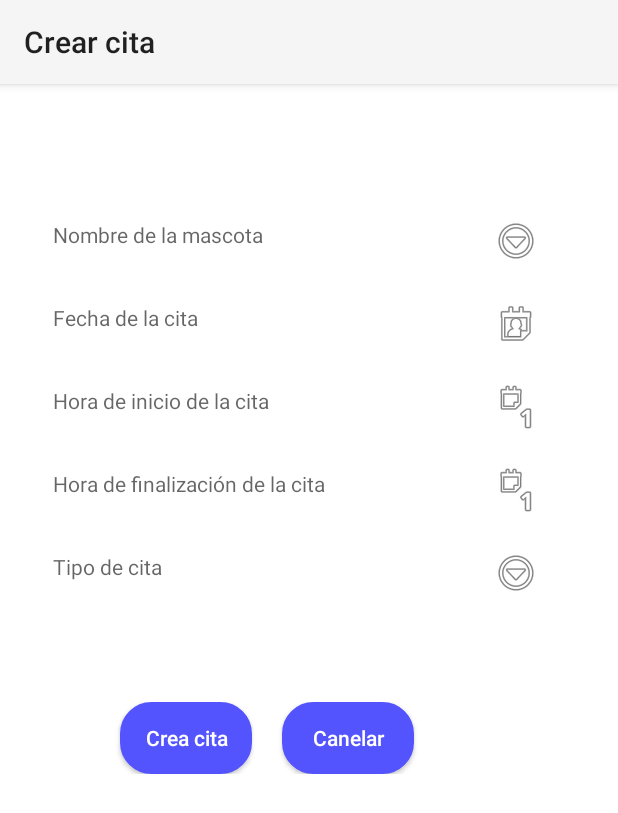
After one commit to edum17/Pet-Agenda, an Android app: the CrearCita screen opened directly, with no data from a screen before it, on a phone screen of 412 x 824 dp. The commit adds this screen. Shown: the top 813 px of the screen. Run offline under Robolectric (Android 15) with nearby library versions, the phone set to English and light mode, and no system bars.

Commit message:
Crear cita layaout ok, falta implementar

```diff
--- a/ControlMascotas/app/src/main/AndroidManifest.xml
+++ b/ControlMascotas/app/src/main/AndroidManifest.xml
@@ -22,6 +22,11 @@
             android:label="@string/activity_consultar_mascota" >
         </activity>
 
+        <activity
+            android:name=".CrearCita"
+            android:label="@string/activity_crear_cita" >
+        </activity>
+
     </application>
 
     <uses-feature android:name="android.hardware.camera" android:required="true" />
--- /dev/null
+++ b/ControlMascotas/app/src/main/java/com/example/german/controlmascotas/CrearCita.java
@@ -0,0 +1,15 @@
+package com.example.german.controlmascotas;
+
+import android.os.Bundle;
+import android.support.v4.app.FragmentActivity;
+
+/**
+ * Created by German on 10/05/2016.
+ */
+public class CrearCita extends FragmentActivity {
+    @Override
+    protected void onCreate(Bundle savedInstanceState) {
+        super.onCreate(savedInstanceState);
+        setContentView(R.layout.lay_crear_cita);
+    }
+}
--- a/ControlMascotas/app/src/main/java/com/example/german/controlmascotas/DBHelper.java
+++ b/ControlMascotas/app/src/main/java/com/example/german/controlmascotas/DBHelper.java
@@ -19,7 +19,7 @@ public class DBHelper extends SQLiteOpenHelper {
     ////////////////////////////////////////////////////////////////////////////////////////////////
     //Definicion de los parametros de cada tabla:
 
-    //Tabla Mascotas
+    //Tabla ListaMascotas
     public static final String TABLA_MASCOTAS = "Mascotas";
     public static final String CN_NomM = "_nomM";
     public static final String CN_TipoM = "_tipoM";
--- a/ControlMascotas/app/src/main/java/com/example/german/controlmascotas/ListViewAdapterMascotas.java
+++ b/ControlMascotas/app/src/main/java/com/example/german/controlmascotas/ListViewAdapterMascotas.java
@@ -3,7 +3,6 @@ package com.example.german.controlmascotas;
 import android.content.Context;
 import android.graphics.Bitmap;
 import android.graphics.BitmapFactory;
-import android.util.Base64;
 import android.view.LayoutInflater;
 import android.view.View;
 import android.view.ViewGroup;
@@ -62,7 +61,7 @@ public class ListViewAdapterMascotas extends BaseAdapter {
 
         inflater = (LayoutInflater) context.getSystemService(Context.LAYOUT_INFLATER_SERVICE);
 
-        View itemView = inflater.inflate(R.layout.formato_fila_mascotas,parent,false);
+        View itemView = inflater.inflate(R.layout.formato_fila_lista_mascotas,parent,false);
 
         txtNombre = (TextView) itemView.findViewById(R.id.fila_nombre);
         txtTipo = (TextView) itemView.findViewById(R.id.fila_tipo);
--- a/ControlMascotas/app/src/main/java/com/example/german/controlmascotas/NuevaMascota.java
+++ b/ControlMascotas/app/src/main/java/com/example/german/controlmascotas/NuevaMascota.java
@@ -52,7 +52,7 @@ public class NuevaMascota extends Fragment {
     private final int SELECT_PICTURE = 200;
 
     private static final int CAPTURE_IMAGE_ACTIVITY_REQUEST_CODE = 1888;
-    private String APP_DIRECTORY = "Control de Mascotas";
+    private String APP_DIRECTORY = "Control de ListaMascotas";
     private String PICTURE_NAME;
 
     String Path;
@@ -61,6 +61,7 @@ public class NuevaMascota extends Fragment {
     TextView textVFecha;
     Button butGuardarM;
     ImageButton butAnadirImg, butFechaN, butListaT;
+    View rootView;
 
     ImageView img;
 
@@ -69,7 +70,7 @@ public class NuevaMascota extends Fragment {
     @Override
     public View onCreateView(LayoutInflater inflater, ViewGroup container,
                              Bundle savedInstanceState) {
-        View rootView = inflater.inflate(R.layout.lay_nueva_mascota, container, false);
+        rootView = inflater.inflate(R.layout.lay_nueva_mascota, container, false);
 
         context = container.getContext();
         dbconeccion = new SQLControlador(context);
@@ -262,6 +263,7 @@ public class NuevaMascota extends Fragment {
     }
 
     public void clear() {
+        img = (ImageView) rootView.findViewById(R.id.image);
         img.setBackgroundResource(R.mipmap.img_def_01);
         nombre.setText(null);
         tipo.setText(null);
--- /dev/null
+++ b/ControlMascotas/app/src/main/res/layout/lay_crear_cita.xml
@@ -0,0 +1,180 @@
+<?xml version="1.0" encoding="utf-8"?>
+<LinearLayout xmlns:android="http://schemas.android.com/apk/res/android"
+    android:orientation="vertical"
+    android:layout_width="match_parent"
+    android:layout_height="match_parent"
+    android:background="@color/Blanco">
+
+    <!--Mostramos el nombre de la mascota -->
+    <LinearLayout
+        android:layout_width="fill_parent"
+        android:layout_height="wrap_content"
+        android:orientation="horizontal"
+        android:layout_marginTop="65dp"
+        android:weightSum="1">
+
+        <TextView
+            android:layout_width="255dp"
+            android:layout_height="27dp"
+            android:id="@+id/textViewNombreM"
+            android:hint="Nombre de la mascota"
+            android:layout_marginTop="25dp"
+            android:layout_marginLeft="35dp"
+            android:inputType="text"
+            android:textColor="@color/Negro"
+            android:layout_weight="0.42" />
+
+        <ImageButton
+            android:layout_width="wrap_content"
+            android:layout_height="wrap_content"
+            android:id="@+id/butNombreM"
+            android:layout_marginTop="23dp"
+            android:background="@android:drawable/ic_menu_more"
+            android:onClick=""/>
+    </LinearLayout>
+
+    <!--Mostramos la fecha de la cita -->
+    <LinearLayout
+        android:layout_width="fill_parent"
+        android:layout_height="wrap_content"
+        android:orientation="horizontal"
+        android:weightSum="1">
+
+        <TextView
+            android:layout_width="255dp"
+            android:layout_height="27dp"
+            android:id="@+id/textViewFechaCita"
+            android:hint="Fecha de la cita"
+            android:layout_marginTop="25dp"
+            android:layout_marginLeft="35dp"
+            android:inputType="date"
+            android:textColor="@color/Negro"
+            android:layout_weight="0.42" />
+
+        <ImageButton
+            android:layout_width="wrap_content"
+            android:layout_height="wrap_content"
+            android:id="@+id/butFechaCita"
+            android:layout_marginTop="23dp"
+            android:background="@android:drawable/ic_menu_my_calendar"
+            android:onClick=""/>
+    </LinearLayout>
+
+
+    <!--Mostramos la hora de inicio de la cita -->
+    <LinearLayout
+        android:layout_width="fill_parent"
+        android:layout_height="wrap_content"
+        android:orientation="horizontal"
+        android:weightSum="1">
+
+        <TextView
+            android:layout_width="255dp"
+            android:layout_height="27dp"
+            android:id="@+id/textViewHoraIni"
+            android:hint="Hora de inicio de la cita"
+            android:layout_marginTop="25dp"
+            android:textColor="@color/Negro"
+            android:layout_marginLeft="35dp"
+            android:inputType="time"
+            android:layout_weight="0.42" />
+
+        <ImageButton
+            android:layout_width="wrap_content"
+            android:layout_height="wrap_content"
+            android:id="@+id/butHoraIni"
+            android:layout_marginTop="23dp"
+            android:background="@android:drawable/ic_menu_day"
+            android:onClick=""/>
+    </LinearLayout>
+
+    <!--Mostramos la hora de finalizacion de la cita -->
+    <LinearLayout
+        android:layout_width="fill_parent"
+        android:layout_height="wrap_content"
+        android:orientation="horizontal"
+        android:weightSum="1">
+
+        <TextView
+            android:layout_width="255dp"
+            android:layout_height="27dp"
+            android:id="@+id/textViewHoraFin"
+            android:hint="Hora de finalización de la cita"
+            android:layout_marginTop="25dp"
+            android:layout_marginLeft="35dp"
+            android:textColor="@color/Negro"
+            android:inputType="time"
+            android:layout_weight="0.42" />
+
+        <ImageButton
+            android:layout_width="wrap_content"
+            android:layout_height="wrap_content"
+            android:id="@+id/butHoraFin"
+            android:layout_marginTop="23dp"
+            android:background="@android:drawable/ic_menu_day"
+            android:onClick=""/>
+    </LinearLayout>
+
+    <!--Mostramos el tipo de evento de la cita -->
+    <LinearLayout
+        android:layout_width="fill_parent"
+        android:layout_height="wrap_content"
+        android:orientation="horizontal"
+        android:weightSum="1">
+
+        <TextView
+            android:layout_width="255dp"
+            android:layout_height="27dp"
+            android:id="@+id/textViewTipoE"
+            android:hint="Tipo de cita"
+            android:layout_marginTop="25dp"
+            android:layout_marginLeft="35dp"
+            android:textColor="@color/Negro"
+            android:inputType="text"
+            android:layout_weight="0.42" />
+
+        <ImageButton
+            android:layout_width="wrap_content"
+            android:layout_height="wrap_content"
+            android:id="@+id/butTipoE"
+            android:layout_marginTop="23dp"
+            android:background="@android:drawable/ic_menu_more"
+            android:onClick=""/>
+    </LinearLayout>
+
+    <!--Mostramos el tipo de evento de la cita -->
+    <LinearLayout
+        android:layout_width="fill_parent"
+        android:layout_height="wrap_content"
+        android:orientation="horizontal"
+        android:layout_marginTop="70dp"
+        android:weightSum="1">
+
+        <Button
+            android:layout_width="wrap_content"
+            android:layout_height="wrap_content"
+            android:text="@string/butCrea"
+            android:textColor="@color/Blanco"
+            android:id="@+id/butCrea"
+            android:layout_marginLeft="80dp"
+
+            android:onClick=""
+            android:textAllCaps="false"
+            android:background="@drawable/btn_style"
+            android:layout_gravity="center_horizontal" />
+
+
+        <Button
+            android:layout_width="wrap_content"
+            android:layout_height="wrap_content"
+            android:text="@string/butCancelaCrea"
+            android:textColor="@color/Blanco"
+            android:id="@+id/butCancelaCrea"
+            android:layout_marginLeft="20dp"
+            android:onClick=""
+            android:textAllCaps="false"
+            android:background="@drawable/btn_style"
+            android:layout_gravity="center_horizontal" />
+    </LinearLayout>
+
+</LinearLayout>
--- a/ControlMascotas/app/src/main/res/values/strings.xml
+++ b/ControlMascotas/app/src/main/res/values/strings.xml
@@ -14,7 +14,7 @@
 
     //Nueva Mascota
     <string name="txtMascotas">Mascotas</string>
-    <string name="editTNombreM"/>
+    <string name="editTNombreM" />
     <string name="textVNumeroC">Número de chip:</string>
     <string name="buttonFecha">Fecha</string>
     <string name="butGuardar">Guardar</string>
@@ -22,4 +22,13 @@
     //Layout Consultar Mascota
     <string name="activity_consultar_mascota">Consultar mascota</string>
 
+
+    //Agenda
+    <string name="butCrearCita">Crear cita</string>
+
+    //Crear cita
+    <string name="activity_crear_cita">Crear cita</string>
+    <string name="butCrea">Crea cita</string>
+    <string name="butCancelaCrea">Canelar</string>
+
 </resources>
```
Also changed, not shown: ControlMascotas/app/src/main/java/com/example/german/controlmascotas/Agenda.java (+15 -0 lines), ControlMascotas/app/src/main/java/com/example/german/controlmascotas/ListViewAdapterDiasAgenda.java (+30 -0 lines), ControlMascotas/app/src/main/java/com/example/german/controlmascotas/ListaMascotas.java (renamed from ControlMascotas/app/src/main/java/com/example/german/controlmascotas/Mascotas.java, +4 -5 lines), ControlMascotas/app/src/main/java/com/example/german/controlmascotas/MainActivity.java (+2 -10 lines), ControlMascotas/app/src/main/java/com/example/german/controlmascotas/TimePickerFragment.java (added, +44 -0 lines), ControlMascotas/app/src/main/res/layout/lay_agenda.xml (+14 -3 lines), ControlMascotas/app/src/main/res/layout/formato_fila_lista_mascotas.xml (renamed from ControlMascotas/app/src/main/res/layout/formato_fila_mascotas.xml), ControlMascotas/app/src/main/res/layout/lay_lista_mascotas.xml (renamed from ControlMascotas/app/src/main/res/layout/lay_mascotas.xml).
